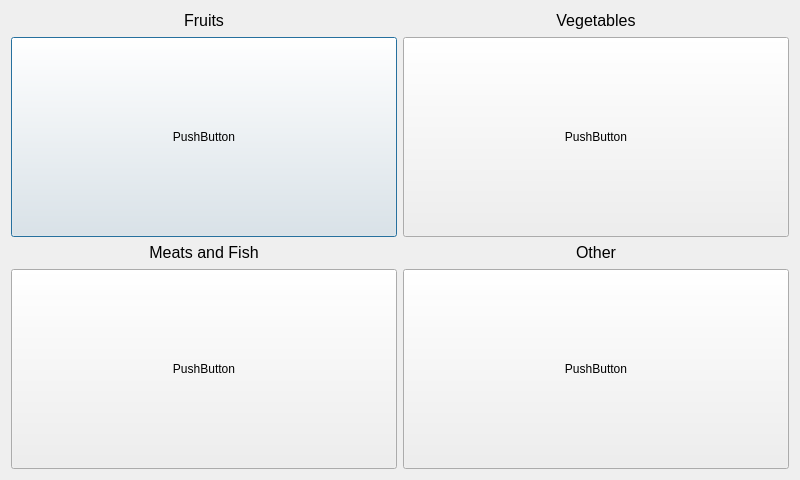
Before: the Qt Designer form custominput.ui in NoHeat/GUI1, drawn with Qt 5.
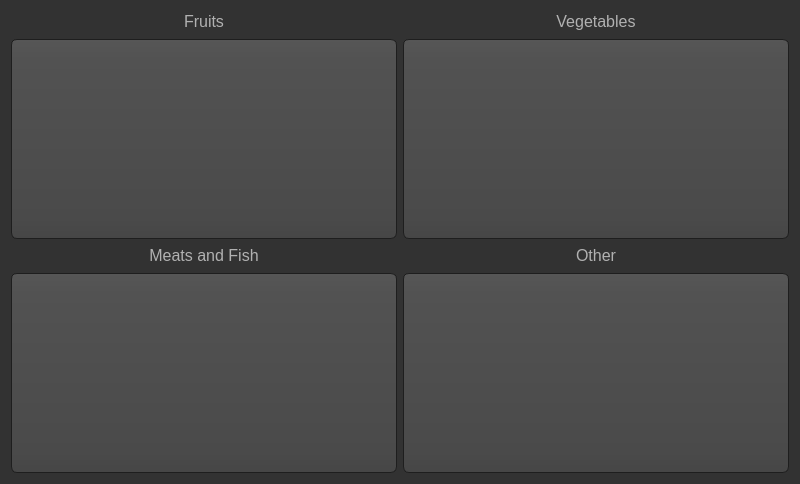
After: the same form once the commit is applied. Icons and pictures are not drawn.

Diff of the .ui file:
```diff
--- a/custominput.ui
+++ b/custominput.ui
@@ -7,11 +7,472 @@
     <x>0</x>
     <y>0</y>
     <width>800</width>
-    <height>480</height>
+    <height>484</height>
    </rect>
   </property>
   <property name="windowTitle">
-   <string>Dialog</string>
+   <string>Choose Category</string>
+  </property>
+  <property name="styleSheet">
+   <string notr="true">QToolTip
+{
+     border: 1px solid black;
+     background-color: #ffa02f;
+     padding: 1px;
+     border-radius: 3px;
+     opacity: 100;
+}
+
+QWidget
+{
+    color: #b1b1b1;
+    background-color: #323232;
+}
+
+QWidget:item:hover
+{
+    background-color: QLinearGradient( x1: 0, y1: 0, x2: 0, y2: 1, stop: 0 #ffa02f, stop: 1 #ca0619);
+    color: #000000;
+}
+
+QWidget:item:selected
+{
+    background-color: QLinearGradient( x1: 0, y1: 0, x2: 0, y2: 1, stop: 0 #ffa02f, stop: 1 #d7801a);
+}
+
+QMenuBar::item
+{
+    background: transparent;
+}
+
+QMenuBar::item:selected
+{
+    background: transparent;
+    border: 1px solid #ffaa00;
+}
+
+QMenuBar::item:pressed
+{
+    background: #444;
+    border: 1px solid #000;
+    background-color: QLinearGradient(
+        x1:0, y1:0,
+        x2:0, y2:1,
+        stop:1 #212121,
+        stop:0.4 #343434/*,
+        stop:0.2 #343434,
+        stop:0.1 #ffaa00*/
+    );
+    margin-bottom:-1px;
+    padding-bottom:1px;
+}
+
+QMenu
+{
+    border: 1px solid #000;
+}
+
+QMenu::item
+{
+    padding: 2px 20px 2px 20px;
+}
+
+QMenu::item:selected
+{
+    color: #000000;
+}
+
+QWidget:disabled
+{
+    color: #404040;
+    background-color: #323232;
+}
+
+QAbstractItemView
+{
+    background-color: QLinearGradient( x1: 0, y1: 0, x2: 0, y2: 1, stop: 0 #4d4d4d, stop: 0.1 #646464, stop: 1 #5d5d5d);
+}
+
+QWidget:focus
+{
+    /*border: 2px solid QLinearGradient( x1: 0, y1: 0, x2: 0, y2: 1, stop: 0 #ffa02f, stop: 1 #d7801a);*/
+}
+
+QLineEdit
+{
+    background-color: QLinearGradient( x1: 0, y1: 0, x2: 0, y2: 1, stop: 0 #4d4d4d, stop: 0 #646464, stop: 1 #5d5d5d);
+    padding: 1px;
+    border-style: solid;
+    border: 1px solid #1e1e1e;
+    border-radius: 5;
+}
+
+QPushButton
+{
+    color: #b1b1b1;
+    background-color: QLinearGradient( x1: 0, y1: 0, x2: 0, y2: 1, stop: 0 #565656, stop: 0.1 #525252, stop: 0.5 #4e4e4e, stop: 0.9 #4a4a4a, stop: 1 #464646);
+    border-width: 1px;
+    border-color: #1e1e1e;
+    border-style: solid;
+    border-radius: 6;
+    padding: 3px;
+    font-size: 12px;
+    padding-left: 5px;
+    padding-right: 5px;
+}
+
+QPushButton:pressed
+{
+    background-color: QLinearGradient( x1: 0, y1: 0, x2: 0, y2: 1, stop: 0 #2d2d2d, stop: 0.1 #2b2b2b, stop: 0.5 #292929, stop: 0.9 #282828, stop: 1 #252525);
+}
+
+QComboBox
+{
+    selection-background-color: #ffaa00;
+    background-color: QLinearGradient( x1: 0, y1: 0, x2: 0, y2: 1, stop: 0 #565656, stop: 0.1 #525252, stop: 0.5 #4e4e4e, stop: 0.9 #4a4a4a, stop: 1 #464646);
+    border-style: solid;
+    border: 1px solid #1e1e1e;
+    border-radius: 5;
+}
+
+QComboBox:hover,QPushButton:hover
+{
+    border: 2px solid QLinearGradient( x1: 0, y1: 0, x2: 0, y2: 1, stop: 0 #ffa02f, stop: 1 #d7801a);
+}
+
+
+QComboBox:on
+{
+    padding-top: 3px;
+    padding-left: 4px;
+    background-color: QLinearGradient( x1: 0, y1: 0, x2: 0, y2: 1, stop: 0 #2d2d2d, stop: 0.1 #2b2b2b, stop: 0.5 #292929, stop: 0.9 #282828, stop: 1 #252525);
+    selection-background-color: #ffaa00;
+}
+
+QComboBox QAbstractItemView
+{
+    border: 2px solid darkgray;
+    selection-background-color: QLinearGradient( x1: 0, y1: 0, x2: 0, y2: 1, stop: 0 #ffa02f, stop: 1 #d7801a);
+}
+
+QComboBox::drop-down
+{
+     subcontrol-origin: padding;
+     subcontrol-position: top right;
+     width: 15px;
+
+     border-left-width: 0px;
+     border-left-color: darkgray;
+     border-left-style: solid; /* just a single line */
+     border-top-right-radius: 3px; /* same radius as the QComboBox */
+     border-bottom-right-radius: 3px;
+ }
+
+QComboBox::down-arrow
+{
+     image: url(:/down_arrow.png);
+}
+
+QGroupBox:focus
+{
+border: 2px solid QLinearGradient( x1: 0, y1: 0, x2: 0, y2: 1, stop: 0 #ffa02f, stop: 1 #d7801a);
+}
+
+QTextEdit:focus
+{
+    border: 2px solid QLinearGradient( x1: 0, y1: 0, x2: 0, y2: 1, stop: 0 #ffa02f, stop: 1 #d7801a);
+}
+
+QScrollBar:horizontal {
+     border: 1px solid #222222;
+     background: QLinearGradient( x1: 0, y1: 0, x2: 0, y2: 1, stop: 0.0 #121212, stop: 0.2 #282828, stop: 1 #484848);
+     height: 7px;
+     margin: 0px 16px 0 16px;
+}
+
+QScrollBar::handle:horizontal
+{
+      background: QLinearGradient( x1: 0, y1: 0, x2: 1, y2: 0, stop: 0 #ffa02f, stop: 0.5 #d7801a, stop: 1 #ffa02f);
+      min-height: 20px;
+      border-radius: 2px;
+}
+
+QScrollBar::add-line:horizontal {
+      border: 1px solid #1b1b19;
+      border-radius: 2px;
+      background: QLinearGradient( x1: 0, y1: 0, x2: 1, y2: 0, stop: 0 #ffa02f, stop: 1 #d7801a);
+      width: 14px;
+      subcontrol-position: right;
+      subcontrol-origin: margin;
+}
+
+QScrollBar::sub-line:horizontal {
+      border: 1px solid #1b1b19;
+      border-radius: 2px;
+      background: QLinearGradient( x1: 0, y1: 0, x2: 1, y2: 0, stop: 0 #ffa02f, stop: 1 #d7801a);
+      width: 14px;
+     subcontrol-position: left;
+     subcontrol-origin: margin;
+}
+
+QScrollBar::right-arrow:horizontal, QScrollBar::left-arrow:horizontal
+{
+      border: 1px solid black;
+      width: 1px;
+      height: 1px;
+      background: white;
+}
+
+QScrollBar::add-page:horizontal, QScrollBar::sub-page:horizontal
+{
+      background: none;
+}
+
+QScrollBar:vertical
+{
+      background: QLinearGradient( x1: 0, y1: 0, x2: 1, y2: 0, stop: 0.0 #121212, stop: 0.2 #282828, stop: 1 #484848);
+      width: 7px;
+      margin: 16px 0 16px 0;
+      border: 1px solid #222222;
+}
+
+QScrollBar::handle:vertical
+{
+      background: QLinearGradient( x1: 0, y1: 0, x2: 0, y2: 1, stop: 0 #ffa02f, stop: 0.5 #d7801a, stop: 1 #ffa02f);
+      min-height: 20px;
+      border-radius: 2px;
+}
+
+QScrollBar::add-line:vertical
+{
+      border: 1px solid #1b1b19;
+      border-radius: 2px;
+      background: QLinearGradient( x1: 0, y1: 0, x2: 0, y2: 1, stop: 0 #ffa02f, stop: 1 #d7801a);
+      height: 14px;
+      subcontrol-position: bottom;
+      subcontrol-origin: margin;
+}
+
+QScrollBar::sub-line:vertical
+{
+      border: 1px solid #1b1b19;
+      border-radius: 2px;
+      background: QLinearGradient( x1: 0, y1: 0, x2: 0, y2: 1, stop: 0 #d7801a, stop: 1 #ffa02f);
+      height: 14px;
+      subcontrol-position: top;
+      subcontrol-origin: margin;
+}
+
+QScrollBar::up-arrow:vertical, QScrollBar::down-arrow:vertical
+{
+      border: 1px solid black;
+      width: 1px;
+      height: 1px;
+      background: white;
+}
+
+
+QScrollBar::add-page:vertical, QScrollBar::sub-page:vertical
+{
+      background: none;
+}
+
+QTextEdit
+{
+    background-color: #242424;
+}
+
+QPlainTextEdit
+{
+    background-color: #242424;
+}
+
+QHeaderView::section
+{
+    background-color: QLinearGradient(x1:0, y1:0, x2:0, y2:1, stop:0 #616161, stop: 0.5 #505050, stop: 0.6 #434343, stop:1 #656565);
+    color: white;
+    padding-left: 4px;
+    border: 1px solid #6c6c6c;
+}
+
+QCheckBox:disabled
+{
+color: #414141;
+}
+
+QDockWidget::title
+{
+    text-align: center;
+    spacing: 3px; /* spacing between items in the tool bar */
+    background-color: QLinearGradient(x1:0, y1:0, x2:0, y2:1, stop:0 #323232, stop: 0.5 #242424, stop:1 #323232);
+}
+
+QDockWidget::close-button, QDockWidget::float-button
+{
+    text-align: center;
+    spacing: 1px; /* spacing between items in the tool bar */
+    background-color: QLinearGradient(x1:0, y1:0, x2:0, y2:1, stop:0 #323232, stop: 0.5 #242424, stop:1 #323232);
+}
+
+QDockWidget::close-button:hover, QDockWidget::float-button:hover
+{
+    background: #242424;
+}
+
+QDockWidget::close-button:pressed, QDockWidget::float-button:pressed
+{
+    padding: 1px -1px -1px 1px;
+}
+
+QMainWindow::separator
+{
+    background-color: QLinearGradient(x1:0, y1:0, x2:0, y2:1, stop:0 #161616, stop: 0.5 #151515, stop: 0.6 #212121, stop:1 #343434);
+    color: white;
+    padding-left: 4px;
+    border: 1px solid #4c4c4c;
+    spacing: 3px; /* spacing between items in the tool bar */
+}
+
+QMainWindow::separator:hover
+{
+
+    background-color: QLinearGradient(x1:0, y1:0, x2:0, y2:1, stop:0 #d7801a, stop:0.5 #b56c17 stop:1 #ffa02f);
+    color: white;
+    padding-left: 4px;
+    border: 1px solid #6c6c6c;
+    spacing: 3px; /* spacing between items in the tool bar */
+}
+
+QToolBar::handle
+{
+     spacing: 3px; /* spacing between items in the tool bar */
+     background: url(:/images/handle.png);
+}
+
+QMenu::separator
+{
+    height: 2px;
+    background-color: QLinearGradient(x1:0, y1:0, x2:0, y2:1, stop:0 #161616, stop: 0.5 #151515, stop: 0.6 #212121, stop:1 #343434);
+    color: white;
+    padding-left: 4px;
+    margin-left: 10px;
+    margin-right: 5px;
+}
+
+QProgressBar
+{
+    border: 2px solid grey;
+    border-radius: 5px;
+    text-align: center;
+}
+
+QProgressBar::chunk
+{
+    background-color: #d7801a;
+    width: 2.15px;
+    margin: 0.5px;
+}
+
+QTabBar::tab {
+    color: #b1b1b1;
+    border: 1px solid #444;
+    border-bottom-style: none;
+    background-color: #323232;
+    padding-left: 10px;
+    padding-right: 10px;
+    padding-top: 3px;
+    padding-bottom: 2px;
+    margin-right: -1px;
+}
+
+QTabWidget::pane {
+    border: 1px solid #444;
+    top: 1px;
+}
+
+QTabBar::tab:last
+{
+    margin-right: 0; /* the last selected tab has nothing to overlap with on the right */
+    border-top-right-radius: 3px;
+}
+
+QTabBar::tab:first:!selected
+{
+ margin-left: 0px; /* the last selected tab has nothing to overlap with on the right */
+
+
+    border-top-left-radius: 3px;
+}
+
+QTabBar::tab:!selected
+{
+    color: #b1b1b1;
+    border-bottom-style: solid;
+    margin-top: 3px;
+    background-color: QLinearGradient(x1:0, y1:0, x2:0, y2:1, stop:1 #212121, stop:.4 #343434);
+}
+
+QTabBar::tab:selected
+{
+    border-top-left-radius: 3px;
+    border-top-right-radius: 3px;
+    margin-bottom: 0px;
+}
+
+QTabBar::tab:!selected:hover
+{
+    /*border-top: 2px solid #ffaa00;
+    padding-bottom: 3px;*/
+    border-top-left-radius: 3px;
+    border-top-right-radius: 3px;
+    background-color: QLinearGradient(x1:0, y1:0, x2:0, y2:1, stop:1 #212121, stop:0.4 #343434, stop:0.2 #343434, stop:0.1 #ffaa00);
+}
+
+QRadioButton::indicator:checked, QRadioButton::indicator:unchecked{
+    color: #b1b1b1;
+    background-color: #323232;
+    border: 1px solid #b1b1b1;
+    border-radius: 6px;
+}
+
+QRadioButton::indicator:checked
+{
+    background-color: qradialgradient(
+        cx: 0.5, cy: 0.5,
+        fx: 0.5, fy: 0.5,
+        radius: 1.0,
+        stop: 0.25 #ffaa00,
+        stop: 0.3 #323232
+    );
+}
+
+QCheckBox::indicator{
+    color: #b1b1b1;
+    background-color: #323232;
+    border: 1px solid #b1b1b1;
+    width: 9px;
+    height: 9px;
+}
+
+QRadioButton::indicator
+{
+    border-radius: 6px;
+}
+
+QRadioButton::indicator:hover, QCheckBox::indicator:hover
+{
+    border: 1px solid #ffaa00;
+}
+
+QCheckBox::indicator:checked
+{
+    image:url(:/images/checkbox.png);
+}
+
+QCheckBox::indicator:disabled, QRadioButton::indicator:disabled
+{
+    border: 1px solid #444;
+}</string>
   </property>
   <layout class="QVBoxLayout" name="verticalLayout_6">
    <item>
@@ -36,7 +497,7 @@
             </size>
            </property>
            <property name="text">
-            <string>PushButton</string>
+            <string/>
            </property>
           </widget>
          </item>
@@ -60,7 +521,7 @@
             </size>
            </property>
            <property name="text">
-            <string>PushButton</string>
+            <string/>
            </property>
           </widget>
          </item>
@@ -88,7 +549,7 @@
             </size>
            </property>
            <property name="text">
-            <string>PushButton</string>
+            <string/>
            </property>
           </widget>
          </item>
@@ -112,7 +573,7 @@
             </size>
            </property>
            <property name="text">
-            <string>PushButton</string>
+            <string/>
            </property>
           </widget>
          </item>
```
